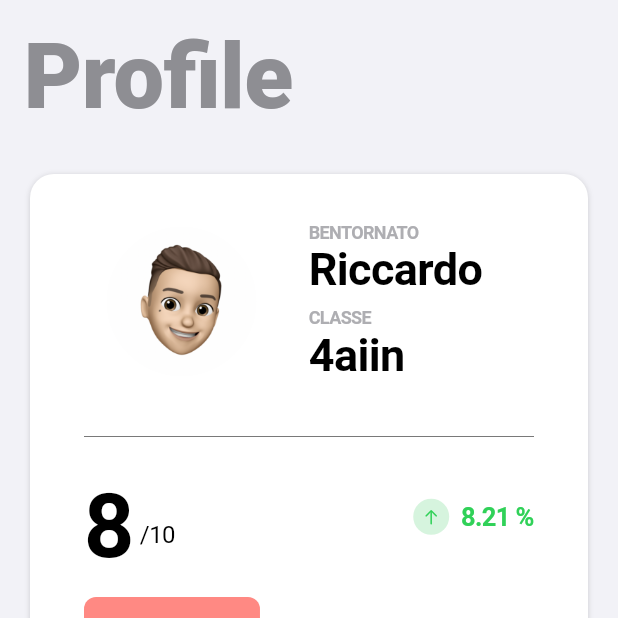
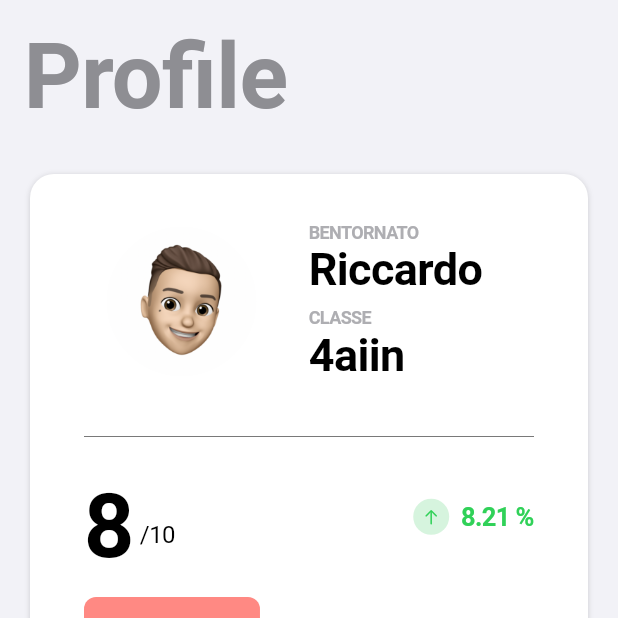
Before and after one commit to rickardo21/registrov2, a Flutter app: the screen it shows after launch, on a phone screen of 412 x 824 dp, the top half of it. Run offline on Flutter 3.47's test engine with Material 3 defaults, Android fonts, the light colour scheme and no system bars; our stand-ins replace device_preview, flutter_riverpod, shared_preferences.

Commit message:
rimossa mobile preview e sistemato font header

```diff
--- a/lib/main.dart
+++ b/lib/main.dart
@@ -7,7 +7,8 @@ import 'package:registrov2/pages/splashPage.dart';
 import 'package:registrov2/provider/clientProvider.dart';
 
 void main() {
-  runApp(DevicePreview(builder: (context) => ProviderScope(child: MyApp())));
+  // runApp(DevicePreview(builder: (context) => ProviderScope(child: MyApp())));
+  runApp(ProviderScope(child: MyApp()));
 }
 
 class MyApp extends ConsumerStatefulWidget {
@@ -25,7 +26,7 @@ class _MyAppState extends ConsumerState<MyApp> {
   }
 
   Future<void> _initializeApp() async {
-    // Carica utente salvato da SharedPreferences
+
     final apiClient = ref.read(clientProvider);
     final user = await apiClient.loadUser();
 
--- a/lib/widget/headerTab.dart
+++ b/lib/widget/headerTab.dart
@@ -17,7 +17,7 @@ class Headertab extends StatelessWidget {
           textAlign: TextAlign.left,
           style: const TextStyle(
             fontSize: 60.0,
-            fontWeight: FontWeight.w900,
+            fontWeight: FontWeight.bold,
             color: CupertinoColors.systemGrey,
           ),
         ),
```
